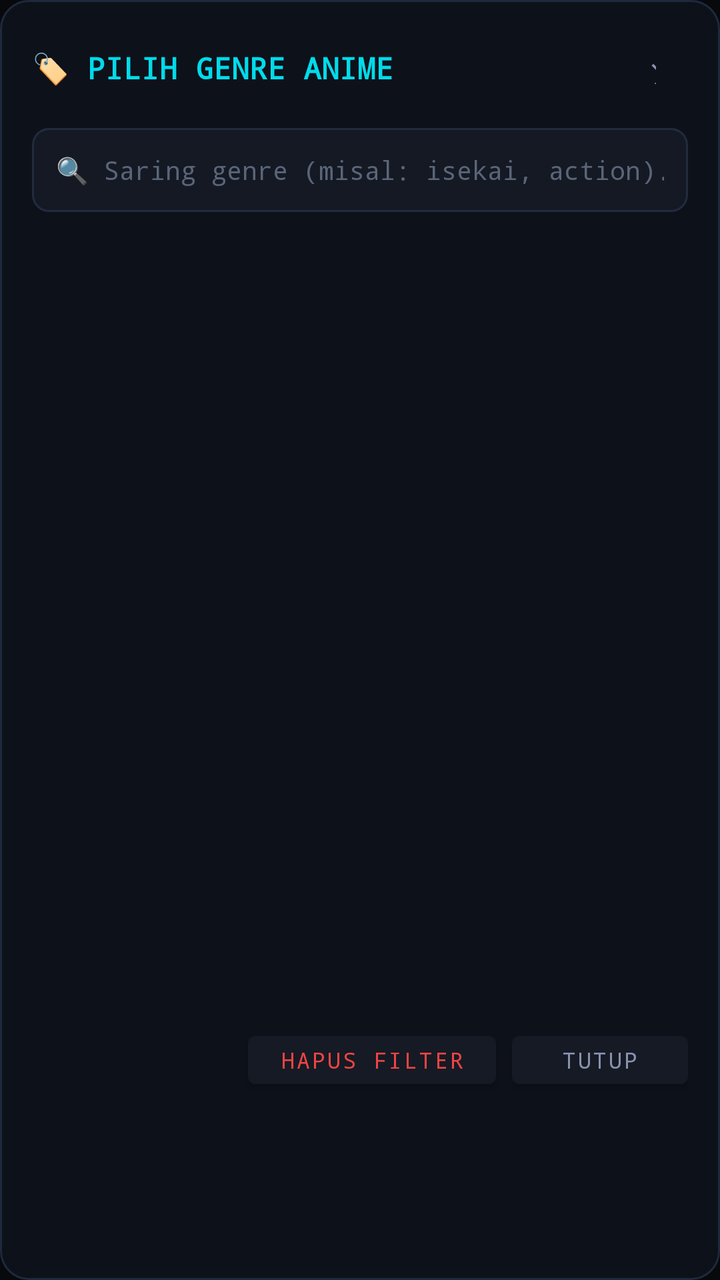
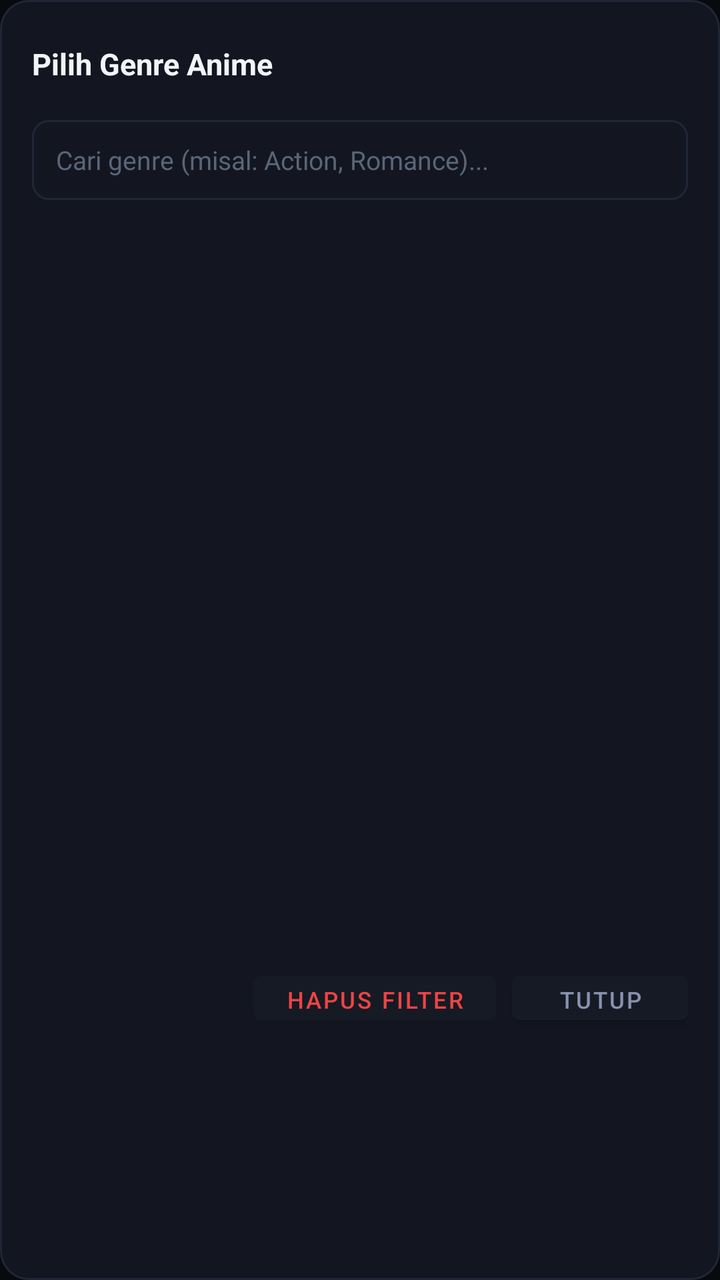

Screens rendered from an Android XML layout before and after an edit, with the pre-edit source and the edit as a unified diff.
<!-- AndroidManifest.xml: application theme Theme.Tatap -->
<!-- res/layout/dialog_genre_selector.xml -->
<?xml version="1.0" encoding="utf-8"?>
<LinearLayout xmlns:android="http://schemas.android.com/apk/res/android"
    android:layout_width="match_parent"
    android:layout_height="wrap_content"
    android:orientation="vertical"
    android:background="@drawable/bg_dialog_card"
    android:padding="16dp">

    
    <LinearLayout
        android:layout_width="match_parent"
        android:layout_height="wrap_content"
        android:gravity="center_vertical"
        android:paddingBottom="12dp">

        <TextView
            android:layout_width="0dp"
            android:layout_height="wrap_content"
            android:layout_weight="1"
            android:text="🏷 PILIH GENRE ANIME"
            android:textColor="#00DBEB"
            android:textSize="15sp"
            android:textStyle="bold"
            android:fontFamily="monospace" />

        <Button
            android:id="@+id/btn_close_genre_dialog"
            android:layout_width="36dp"
            android:layout_height="36dp"
            android:background="?attr/selectableItemBackgroundBorderless"
            android:text="✕"
            android:textColor="#8892B0"
            android:textSize="16sp" />
    </LinearLayout>

    
    <EditText
        android:id="@+id/et_filter_genre"
        android:layout_width="match_parent"
        android:layout_height="42dp"
        android:background="@drawable/bg_input_field"
        android:hint="🔍 Saring genre (misal: isekai, action)..."
        android:textColorHint="#5A6578"
        android:textColor="#E1E7EF"
        android:textSize="13sp"
        android:fontFamily="monospace"
        android:paddingHorizontal="12dp"
        android:singleLine="true" />

    
    <ProgressBar
        android:id="@+id/pb_genre_loading"
        android:layout_width="32dp"
        android:layout_height="32dp"
        android:layout_gravity="center"
        android:layout_marginVertical="16dp"
        android:indeterminateTint="#00DBEB" />

    
    <androidx.recyclerview.widget.RecyclerView
        android:id="@+id/rv_genres"
        android:layout_width="match_parent"
        android:layout_height="320dp"
        android:layout_marginTop="10dp"
        android:clipToPadding="false"
        android:scrollbars="vertical" />

    
    <LinearLayout
        android:layout_width="match_parent"
        android:layout_height="wrap_content"
        android:layout_marginTop="12dp"
        android:gravity="end">

        <Button
            android:id="@+id/btn_reset_genre_filter"
            android:layout_width="wrap_content"
            android:layout_height="36dp"
            android:text="Hapus Filter"
            android:textColor="#EF4444"
            android:backgroundTint="#161A24"
            android:textSize="11sp"
            android:fontFamily="monospace"
            android:layout_marginEnd="8dp" />

        <Button
            android:id="@+id/btn_dismiss_genre"
            android:layout_width="wrap_content"
            android:layout_height="36dp"
            android:text="Tutup"
            android:textColor="#8892B0"
            android:backgroundTint="#161A24"
            android:textSize="11sp"
            android:fontFamily="monospace" />
    </LinearLayout>
</LinearLayout>
<!-- resources referenced by this layout -->
<resources>
  <!-- drawable bg_dialog_card (drawable) -->
  <?xml version="1.0" encoding="utf-8"?>
  <shape xmlns:android="http://schemas.android.com/apk/res/android"
      android:shape="rectangle">
      <corners android:radius="14dp" />
      <solid android:color="#0D111A" />
      <stroke
          android:width="1dp"
          android:color="#1F293D" />
  </shape>
  <!-- drawable bg_input_field (drawable) -->
  <?xml version="1.0" encoding="utf-8"?>
  <shape xmlns:android="http://schemas.android.com/apk/res/android"
      android:shape="rectangle">
      <corners android:radius="8dp" />
      <solid android:color="#141924" />
      <stroke
          android:width="1dp"
          android:color="#232C3F" />
  </shape>
  <style name="Theme.Tatap" parent="Theme.MaterialComponents.NoActionBar">
          <item name="colorPrimary">#0e7490</item>
          <item name="colorPrimaryVariant">#08090c</item>
          <item name="colorOnPrimary">#ffffff</item>
          <item name="colorSecondary">#00dbeb</item>
          <item name="android:statusBarColor">#08090c</item>
          <item name="android:navigationBarColor">#08090c</item>
          <item name="android:windowBackground">#08090c</item>
      </style>
</resources>

<!-- the commit's change to res/layout/dialog_genre_selector.xml (unified diff, before → after) -->
@@ -17,50 +17,48 @@
             android:layout_width="0dp"
             android:layout_height="wrap_content"
             android:layout_weight="1"
-            android:text="🏷 PILIH GENRE ANIME"
-            android:textColor="#00DBEB"
+            android:text="Pilih Genre Anime"
+            android:textColor="#F1F5F9"
             android:textSize="15sp"
-            android:textStyle="bold"
-            android:fontFamily="monospace" />
+            android:textStyle="bold" />
 
         <Button
             android:id="@+id/btn_close_genre_dialog"
-            android:layout_width="36dp"
-            android:layout_height="36dp"
+            android:layout_width="32dp"
+            android:layout_height="32dp"
             android:background="?attr/selectableItemBackgroundBorderless"
             android:text="✕"
             android:textColor="#8892B0"
-            android:textSize="16sp" />
+            android:textSize="14sp" />
     </LinearLayout>
 
     
     <EditText
         android:id="@+id/et_filter_genre"
         android:layout_width="match_parent"
-        android:layout_height="42dp"
+        android:layout_height="40dp"
         android:background="@drawable/bg_input_field"
-        android:hint="🔍 Saring genre (misal: isekai, action)..."
+        android:hint="Cari genre (misal: Action, Romance)..."
         android:textColorHint="#5A6578"
-        android:textColor="#E1E7EF"
+        android:textColor="#F1F5F9"
         android:textSize="13sp"
-        android:fontFamily="monospace"
         android:paddingHorizontal="12dp"
         android:singleLine="true" />
 
     
     <ProgressBar
         android:id="@+id/pb_genre_loading"
-        android:layout_width="32dp"
-        android:layout_height="32dp"
+        android:layout_width="28dp"
+        android:layout_height="28dp"
         android:layout_gravity="center"
         android:layout_marginVertical="16dp"
-        android:indeterminateTint="#00DBEB" />
+        android:indeterminateTint="#38BDF8" />
 
     
     <androidx.recyclerview.widget.RecyclerView
         android:id="@+id/rv_genres"
         android:layout_width="match_parent"
-        android:layout_height="320dp"
+        android:layout_height="300dp"
         android:layout_marginTop="10dp"
         android:clipToPadding="false"
         android:scrollbars="vertical" />
@@ -75,22 +73,20 @@
         <Button
             android:id="@+id/btn_reset_genre_filter"
             android:layout_width="wrap_content"
-            android:layout_height="36dp"
+            android:layout_height="34dp"
             android:text="Hapus Filter"
             android:textColor="#EF4444"
             android:backgroundTint="#161A24"
-            android:textSize="11sp"
-            android:fontFamily="monospace"
+            android:textSize="11.5sp"
             android:layout_marginEnd="8dp" />
 
         <Button
             android:id="@+id/btn_dismiss_genre"
             android:layout_width="wrap_content"
-            android:layout_height="36dp"
+            android:layout_height="34dp"
             android:text="Tutup"
             android:textColor="#8892B0"
             android:backgroundTint="#161A24"
-            android:textSize="11sp"
-            android:fontFamily="monospace" />
+            android:textSize="11.5sp" />
     </LinearLayout>
 </LinearLayout>
<!-- resource entries referenced after the edit -->
@@ -5,29 +5,29 @@
   <shape xmlns:android="http://schemas.android.com/apk/res/android"
       android:shape="rectangle">
       <corners android:radius="14dp" />
-      <solid android:color="#0D111A" />
+      <solid android:color="#131620" />
       <stroke
           android:width="1dp"
-          android:color="#1F293D" />
+          android:color="#202636" />
   </shape>
   <!-- drawable bg_input_field (drawable) -->
   <?xml version="1.0" encoding="utf-8"?>
   <shape xmlns:android="http://schemas.android.com/apk/res/android"
       android:shape="rectangle">
       <corners android:radius="8dp" />
-      <solid android:color="#141924" />
+      <solid android:color="#131620" />
       <stroke
           android:width="1dp"
-          android:color="#232C3F" />
+          android:color="#202636" />
   </shape>
   <style name="Theme.Tatap" parent="Theme.MaterialComponents.NoActionBar">
-          <item name="colorPrimary">#0e7490</item>
-          <item name="colorPrimaryVariant">#08090c</item>
-          <item name="colorOnPrimary">#ffffff</item>
-          <item name="colorSecondary">#00dbeb</item>
-          <item name="android:statusBarColor">#08090c</item>
-          <item name="android:navigationBarColor">#08090c</item>
-          <item name="android:windowBackground">#08090c</item>
+          <item name="colorPrimary">#38BDF8</item>
+          <item name="colorPrimaryVariant">#090A0F</item>
+          <item name="colorOnPrimary">#FFFFFF</item>
+          <item name="colorSecondary">#38BDF8</item>
+          <item name="android:statusBarColor">#090A0F</item>
+          <item name="android:navigationBarColor">#090A0F</item>
+          <item name="android:windowBackground">#090A0F</item>
       </style>
 </resources>
 
